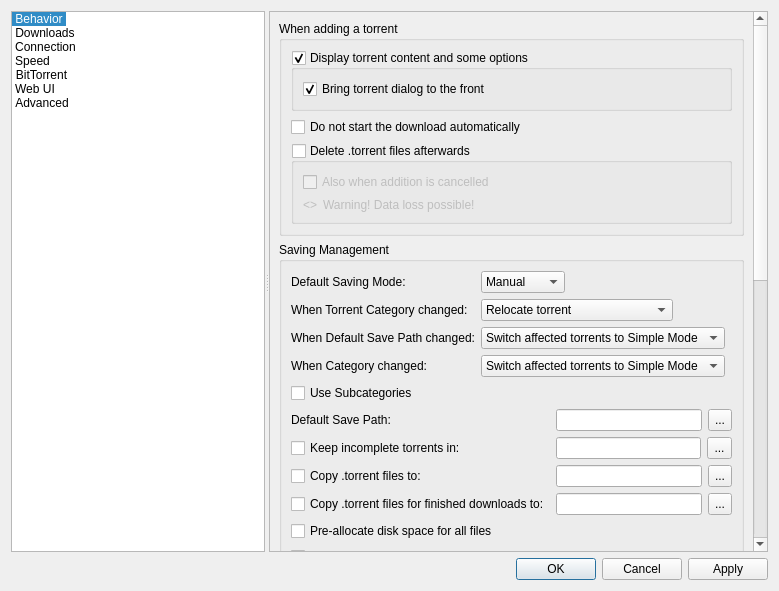
This is src/gui/options.ui in SysAdminDoc/qBittorrent-Vanced as Qt 5 draws it before an edit. The edited form follows.
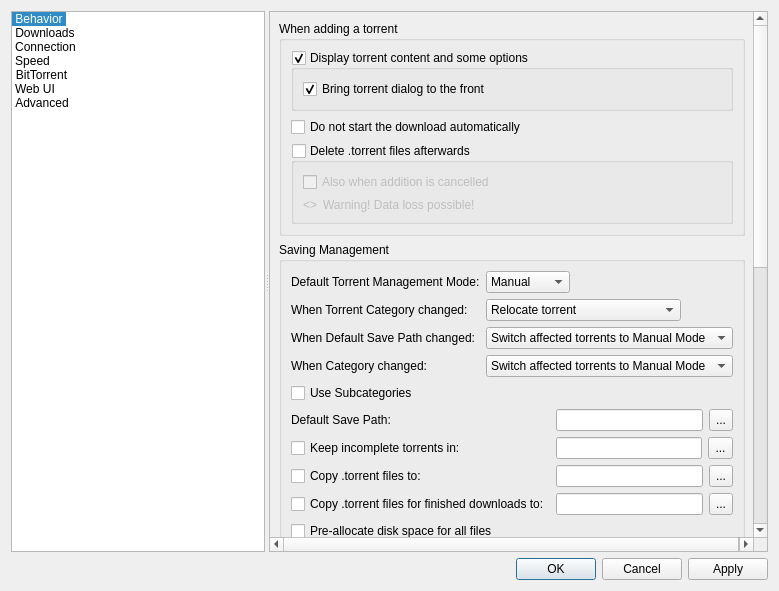
This is the edited form. The open tabs and pages were chosen to show the change. Icons and pictures are not drawn.

What changed in the file:
```diff
--- a/src/gui/options.ui
+++ b/src/gui/options.ui
@@ -797,7 +797,7 @@
                  <item row="0" column="0">
                   <widget class="QLabel" name="label_40">
                    <property name="text">
-                    <string>Default Saving Mode:</string>
+                    <string>Default Torrent Management Mode:</string>
                    </property>
                   </widget>
                  </item>
@@ -856,7 +856,7 @@
                      </item>
                      <item>
                       <property name="text">
-                       <string>Switch torrent to Simple Mode</string>
+                       <string>Switch torrent to Manual Mode</string>
                       </property>
                      </item>
                     </widget>
@@ -897,7 +897,7 @@
                      </item>
                      <item>
                       <property name="text">
-                       <string>Switch affected torrents to Simple Mode</string>
+                       <string>Switch affected torrents to Manual Mode</string>
                       </property>
                      </item>
                     </widget>
@@ -938,7 +938,7 @@
                      </item>
                      <item>
                       <property name="text">
-                       <string>Switch affected torrents to Simple Mode</string>
+                       <string>Switch affected torrents to Manual Mode</string>
                       </property>
                      </item>
                     </widget>
@@ -1306,10 +1306,6 @@
                 </widget>
                </item>
               </layout>
-              <zorder>gridLayoutWidget</zorder>
-              <zorder>label_2</zorder>
-              <zorder>checkSmtpSSL</zorder>
-              <zorder>groupMailNotifAuth</zorder>
              </widget>
             </item>
             <item>
```
